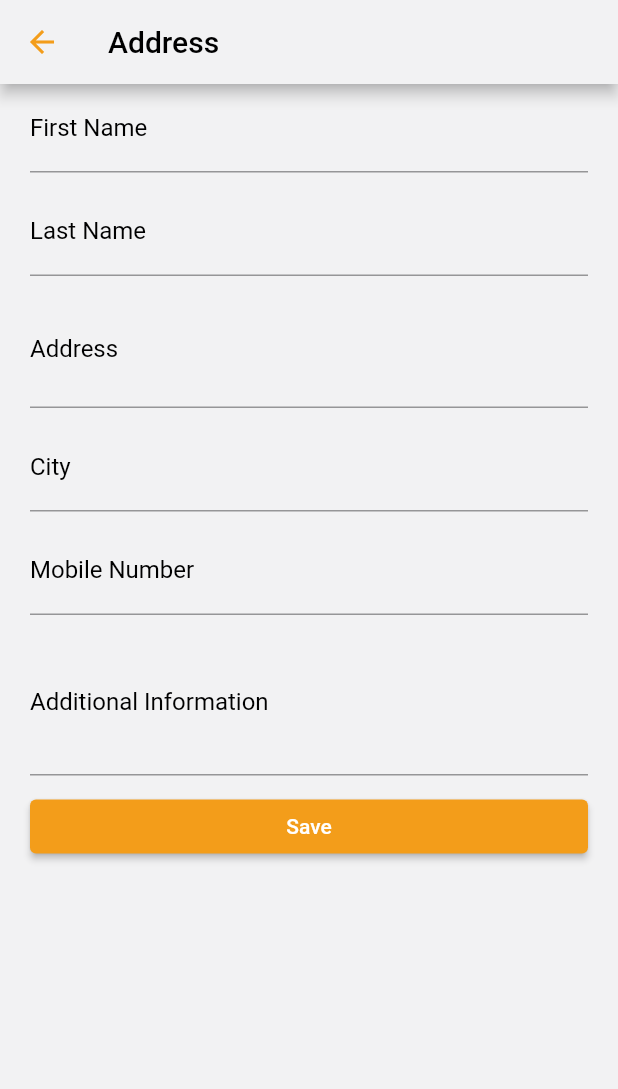
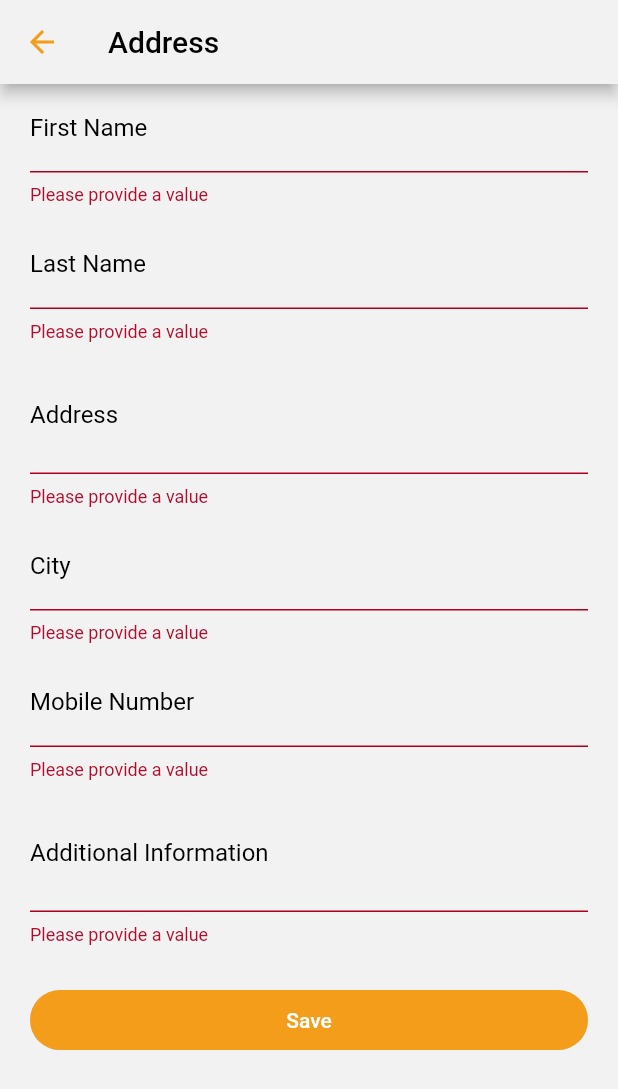
Before and after one commit to bassel27/Store-App, a Flutter app: the AddressScreen screen opened by its route, after a tap on "Save", on a phone screen of 412 x 824 dp. Shown: the top 1089 px of the screen. Run offline on Flutter 3.47's test engine with Material 2 defaults, Android fonts, the phone set to English and light mode, and no system bars; our stand-ins replace auto_size_text, badges, bubble, cached_network_image, cloud_firestore, easy_search_bar and 10 more; accounts and stored records are empty; network calls fail.

Commit message:
add validattors and onSaved for  AddressScreen

```diff
--- /dev/null
+++ b/lib/models/address/address.dart
@@ -0,0 +1,20 @@
+import 'package:freezed_annotation/freezed_annotation.dart';
+
+
+part 'address.freezed.dart';
+part 'address.g.dart';
+
+@freezed
+class Address with _$Address {
+  const factory Address({
+    required String firstName,
+    required String lastName,
+    required String address,
+    required String city,
+    required String mobileNumber,
+    String? additionalInformation,
+  }) = _Address;
+
+  factory Address.fromJson(Map<String, dynamic> json) =>
+      _$AddressFromJson(json);
+}
--- a/lib/screens/address_screen.dart
+++ b/lib/screens/address_screen.dart
@@ -1,24 +1,71 @@
 import 'package:flutter/material.dart';
+import 'package:store_app/models/address/address.dart';
+import 'package:store_app/widgets/wide_elevated_button.dart';
 
 class AddressScreen extends StatelessWidget {
   static const route = '/bottom_nav_bar/address_screen';
   final GlobalKey<FormState> formKey = GlobalKey();
+  Address editedAddress = const Address(
+      firstName: '', lastName: '', address: '', city: '', mobileNumber: '');
   late final widgets = [
-    _MyTextFormField(formKey: formKey, labelText: 'First Name'),
-    _MyTextFormField(formKey: formKey, labelText: 'Last Name'),
+    _MyTextFormField(
+      formKey: formKey,
+      labelText: 'First Name',
+      onSaved: (value) {
+        editedAddress = editedAddress.copyWith(firstName: value!);
+      },
+    ),
+    _MyTextFormField(
+      formKey: formKey,
+      labelText: 'Last Name',
+      onSaved: (value) {
+        editedAddress = editedAddress.copyWith(lastName: value!);
+      },
+    ),
     _MyTextFormField(
       formKey: formKey,
       labelText: 'Address',
       maxLines: 2,
+      onSaved: (value) {
+        editedAddress = editedAddress.copyWith(address: value!);
+      },
     ),
-    _MyTextFormField(formKey: formKey, labelText: 'City'),
-    _MyTextFormField(formKey: formKey, labelText: 'Mobile Number'),
+    _MyTextFormField(
+      formKey: formKey,
+      labelText: 'City',
+      onSaved: (value) {
+        editedAddress = editedAddress.copyWith(city: value!);
+      },
+    ),
+    _MyTextFormField(
+      formKey: formKey,
+      labelText: 'Mobile Number',
+      textInputType: TextInputType.number,
+      onSaved: (value) {
+        editedAddress = editedAddress.copyWith(mobileNumber: value!);
+      },
+    ),
     _MyTextFormField(
       formKey: formKey,
       labelText: 'Additional Information',
-      maxLines: 3,
+      maxLines: 2 ,
+      onSaved: (value) {
+        editedAddress = editedAddress.copyWith(additionalInformation: value!);
+      },
     ),
-    ElevatedButton(onPressed: () {}, child: const Text("Save"))
+    const SizedBox(
+      height: 10,
+    ),
+    WideElevatedButton(
+        onPressed: () {
+          if (formKey.currentState!.validate()) {
+            formKey.currentState!.save();
+          }
+        },
+        child: "Save"),
+    const SizedBox(
+      height: 10,
+    ),
   ];
   @override
   Widget build(BuildContext context) {
@@ -48,17 +95,24 @@ String? validateString(value) {
 
 class _MyTextFormField extends StatelessWidget {
   const _MyTextFormField(
-      {required this.formKey, required this.labelText, this.maxLines = 1});
+      {required this.formKey,
+      required this.labelText,
+      required this.onSaved,
+      this.maxLines = 1,
+      this.textInputType});
   final GlobalKey<FormState> formKey;
   final String labelText;
   final int maxLines;
+  final TextInputType? textInputType;
+  final Function(String?) onSaved;
 
   @override
   Widget build(BuildContext context) {
     return TextFormField(
       validator: validateString,
       textInputAction: TextInputAction.next,
-      onSaved: (value) {},
+      onSaved: onSaved,
+      keyboardType: textInputType,
       maxLines: maxLines,
       decoration: InputDecoration(
         labelText: labelText,
--- a/lib/screens/auth_screen.dart
+++ b/lib/screens/auth_screen.dart
@@ -7,7 +7,7 @@ import 'package:store_app/mixins/input_decration.dart';
 import 'package:store_app/models/my_theme.dart';
 import 'package:store_app/screens/forgot_password_screen.dart';
 import 'package:store_app/screens/signup_screen.dart';
-import 'package:store_app/widgets/auth_button.dart';
+import 'package:store_app/widgets/wide_elevated_button.dart';
 
 import '../providers/auth_notifier.dart';
 
--- a/lib/screens/edit_product_screen.dart
+++ b/lib/screens/edit_product_screen.dart
@@ -5,7 +5,7 @@ import 'package:image_picker/image_picker.dart';
 import 'package:provider/provider.dart';
 import 'package:store_app/helper/dialog_helper.dart';
 import 'package:store_app/providers/product_image_notifier.dart';
-import 'package:store_app/widgets/auth_button.dart';
+import 'package:store_app/widgets/wide_elevated_button.dart';
 import 'package:store_app/widgets/my_cached_network_image.dart';
 import 'package:uuid/uuid.dart';
 
--- a/lib/screens/forgot_password_screen.dart
+++ b/lib/screens/forgot_password_screen.dart
@@ -6,7 +6,7 @@ import 'package:provider/provider.dart';
 import 'package:store_app/controllers/excpetion_handler.dart';
 import 'package:store_app/mixins/input_decration.dart';
 import 'package:store_app/providers/auth_notifier.dart';
-import 'package:store_app/widgets/auth_button.dart';
+import 'package:store_app/widgets/wide_elevated_button.dart';
 
 import '../helper/dialog_helper.dart';
 
--- a/lib/screens/signup_screen.dart
+++ b/lib/screens/signup_screen.dart
@@ -5,7 +5,7 @@ import 'package:flutter/services.dart';
 import 'package:provider/provider.dart';
 import 'package:store_app/controllers/excpetion_handler.dart';
 import 'package:store_app/models/user/user.dart';
-import 'package:store_app/widgets/auth_button.dart';
+import 'package:store_app/widgets/wide_elevated_button.dart';
 import 'package:uuid/uuid.dart';
 
 import '../mixins/input_decration.dart';
--- a/lib/screens/verify_email_screen.dart
+++ b/lib/screens/verify_email_screen.dart
@@ -4,7 +4,7 @@ import 'package:firebase_auth/firebase_auth.dart';
 import 'package:flutter/material.dart';
 import 'package:provider/provider.dart';
 import 'package:store_app/screens/splash_screen.dart';
-import 'package:store_app/widgets/auth_button.dart';
+import 'package:store_app/widgets/wide_elevated_button.dart';
 
 import '../providers/auth_notifier.dart';
 
--- a/lib/widgets/auth_button.dart
+++ /dev/null
@@ -1,22 +0,0 @@
-import 'package:flutter/material.dart';
-
-class WideElevatedButton extends StatelessWidget {
-  final String child;
-  final VoidCallback? onPressed;
-  const WideElevatedButton({required this.child, required this.onPressed});
-
-  @override
-  Widget build(BuildContext context) {
-    return SizedBox(
-      height: 35,
-      child: ElevatedButton(
-          onPressed: onPressed,
-          style: ButtonStyle(
-              shape: MaterialStateProperty.all<RoundedRectangleBorder>(
-                  RoundedRectangleBorder(
-            borderRadius: BorderRadius.circular(10.0),
-          ))),
-          child: Text(child)),
-    );
-  }
-}
--- /dev/null
+++ b/lib/widgets/wide_elevated_button.dart
@@ -0,0 +1,26 @@
+import 'package:flutter/material.dart';
+
+class WideElevatedButton extends StatelessWidget {
+  final String child;
+  final VoidCallback? onPressed;
+  const WideElevatedButton({required this.child, required this.onPressed});
+
+  @override
+  Widget build(BuildContext context) {
+    return ClipRRect(
+      borderRadius: const BorderRadius.all(Radius.circular(20)),
+      child: SizedBox(
+        width: MediaQuery.of(context).size.width - 50,
+        height: 40,
+        child: ElevatedButton(
+            onPressed: onPressed,
+            style: ButtonStyle(
+                shape: MaterialStateProperty.all<RoundedRectangleBorder>(
+                    RoundedRectangleBorder(
+              borderRadius: BorderRadius.circular(10.0),
+            ))),
+            child: Text(child)),
+      ),
+    );
+  }
+}
```
Also changed, not shown: lib/models/address/address.freezed.dart (added), lib/models/address/address.g.dart (added).
